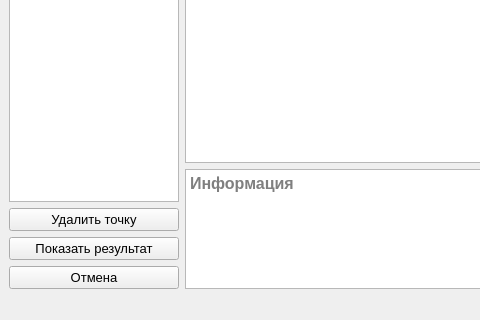
Qt form lab_01/mainwindow.ui (AskaryanKarine/BMSTU-CG) before a commit; both pictures show x 0 to 480 and y 284 to 604 of the 794 by 604 pixel window.
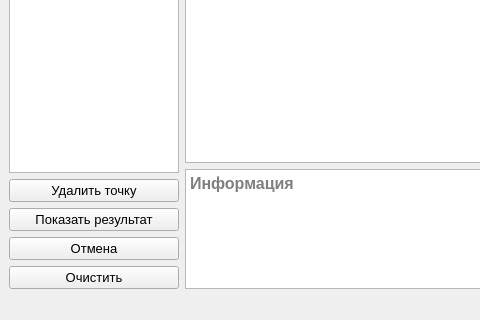
The same form after that commit.

Commit message: Добавлены функции удаления точки и очистки таблицы

Diff of the .ui file:
```diff
--- a/lab_01/mainwindow.ui
+++ b/lab_01/mainwindow.ui
@@ -106,6 +106,18 @@
           </property>
          </widget>
         </item>
+        <item>
+         <widget class="QPushButton" name="pushButton_clear">
+          <property name="font">
+           <font>
+            <pointsize>10</pointsize>
+           </font>
+          </property>
+          <property name="text">
+           <string>Очистить</string>
+          </property>
+         </widget>
+        </item>
        </layout>
       </item>
      </layout>
```
The commit also changes 2 other files.
